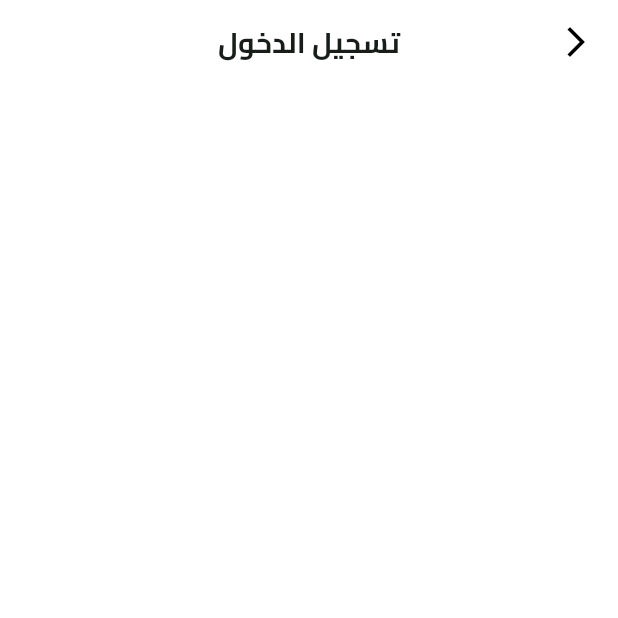
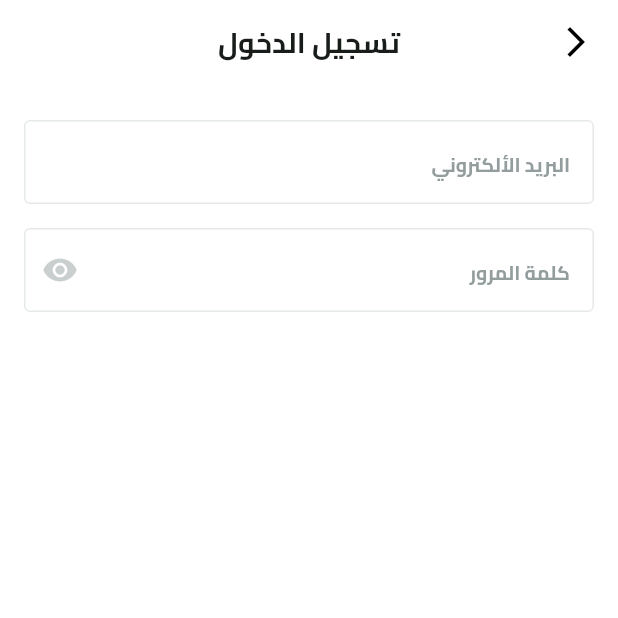
Before and after one commit to 7mk4a/fruits_ecommerce, a Flutter app: the screen it shows after launch, after a tap on "تخطي", on a phone screen of 412 x 824 dp, the top half of it. Run offline on Flutter 3.47's test engine with Material 3 defaults, Android fonts, the phone set to English and light mode, and no system bars; our stand-ins replace dots_indicator, flutter_svg, shared_preferences.

Commit message:
Created Custom text form field

```diff
--- /dev/null
+++ b/lib/core/widgets/custom_text_form_field.dart
@@ -0,0 +1,37 @@
+import 'package:flutter/material.dart';
+import 'package:fruits_ecommerce/core/utils/app_text_styles.dart';
+
+class CustomTextFormField extends StatelessWidget {
+  const CustomTextFormField({
+    super.key,
+    required this.hintText,
+    required this.textInputType,
+    this.suffixIcon,
+  });
+  final String hintText;
+  final TextInputType textInputType;
+  final Widget? suffixIcon;
+  @override
+  Widget build(BuildContext context) {
+    return TextFormField(
+      keyboardType: textInputType,
+      decoration: InputDecoration(
+        suffixIcon: suffixIcon,
+        hintText: hintText,
+        hintStyle: TextStyles.bold13.copyWith(color: Color(0xff949D9E)),
+        filled: true,
+        fillColor: Colors.white,
+        border: BuildBorder(),
+        enabledBorder: BuildBorder(),
+        focusedBorder: BuildBorder(),
+      ),
+    );
+  }
+
+  OutlineInputBorder BuildBorder() {
+    return OutlineInputBorder(
+      borderRadius: BorderRadius.circular(4),
+      borderSide: BorderSide(color: Color(0XFFE6E9E9), width: 1),
+    );
+  }
+}
--- a/lib/features/auth/presentation/views/login_view.dart
+++ b/lib/features/auth/presentation/views/login_view.dart
@@ -1,5 +1,4 @@
 import 'package:flutter/material.dart';
-import 'package:fruits_ecommerce/core/utils/app_text_styles.dart';
 import 'package:fruits_ecommerce/core/widgets/custom_app_bar.dart';
 import 'package:fruits_ecommerce/features/auth/presentation/views/login_view_body.dart';
 
--- a/lib/features/auth/presentation/views/login_view_body.dart
+++ b/lib/features/auth/presentation/views/login_view_body.dart
@@ -1,10 +1,31 @@
 import 'package:flutter/material.dart';
+import 'package:fruits_ecommerce/constants.dart';
+import 'package:fruits_ecommerce/core/widgets/custom_text_form_field.dart';
 
 class LoginViewBody extends StatelessWidget {
   const LoginViewBody({super.key});
 
   @override
   Widget build(BuildContext context) {
-    return SingleChildScrollView();
+    return Padding(
+      padding: EdgeInsets.symmetric(horizontal: kHorizintalPadding),
+      child: SingleChildScrollView(
+        child: Column(
+          children: [
+            SizedBox(height: 24),
+            CustomTextFormField(
+              hintText: "البريد الألكتروني",
+              textInputType: TextInputType.emailAddress,
+            ),
+            SizedBox(height: 16),
+            CustomTextFormField(
+              hintText: "كلمة المرور",
+              textInputType: TextInputType.emailAddress,
+              suffixIcon: Icon(Icons.remove_red_eye, color: Color(0XFFC9CECF)),
+            ),
+          ],
+        ),
+      ),
+    );
   }
 }
```
